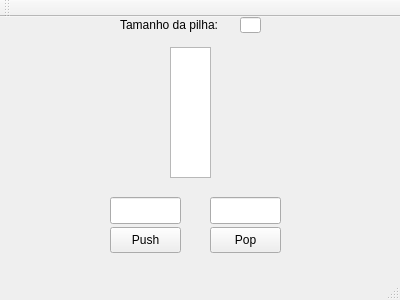
First picture: the form in mainwindow.ui, repository artcurty/GedQT, before the edit.
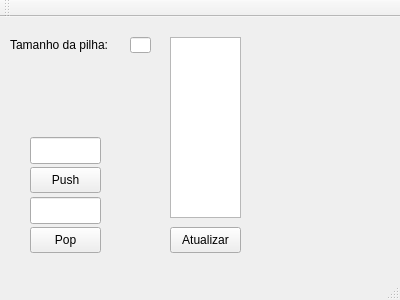
Second picture: the form after the edit.

```diff
--- a/mainwindow.ui
+++ b/mainwindow.ui
@@ -17,8 +17,8 @@
    <widget class="QPushButton" name="OK">
     <property name="geometry">
      <rect>
-      <x>110</x>
-      <y>210</y>
+      <x>30</x>
+      <y>150</y>
       <width>71</width>
       <height>26</height>
      </rect>
@@ -30,8 +30,8 @@
    <widget class="QLineEdit" name="entrada">
     <property name="geometry">
      <rect>
-      <x>110</x>
-      <y>180</y>
+      <x>30</x>
+      <y>120</y>
       <width>71</width>
       <height>27</height>
      </rect>
@@ -40,7 +40,7 @@
    <widget class="QPushButton" name="pushButton">
     <property name="geometry">
      <rect>
-      <x>210</x>
+      <x>30</x>
       <y>210</y>
       <width>71</width>
       <height>26</height>
@@ -53,7 +53,7 @@
    <widget class="QLineEdit" name="saidapop">
     <property name="geometry">
      <rect>
-      <x>210</x>
+      <x>30</x>
       <y>180</y>
       <width>71</width>
       <height>27</height>
@@ -63,8 +63,8 @@
    <widget class="QLabel" name="label">
     <property name="geometry">
      <rect>
-      <x>120</x>
-      <y>0</y>
+      <x>10</x>
+      <y>20</y>
       <width>111</width>
       <height>16</height>
      </rect>
@@ -77,22 +77,35 @@
     <property name="geometry">
      <rect>
       <x>170</x>
-      <y>30</y>
-      <width>41</width>
-      <height>131</height>
+      <y>20</y>
+      <width>71</width>
+      <height>181</height>
      </rect>
     </property>
    </widget>
    <widget class="QLineEdit" name="tamanho">
     <property name="geometry">
      <rect>
-      <x>240</x>
-      <y>0</y>
+      <x>130</x>
+      <y>20</y>
       <width>21</width>
       <height>16</height>
      </rect>
     </property>
    </widget>
+   <widget class="QPushButton" name="atualiza">
+    <property name="geometry">
+     <rect>
+      <x>170</x>
+      <y>210</y>
+      <width>71</width>
+      <height>26</height>
+     </rect>
+    </property>
+    <property name="text">
+     <string>Atualizar</string>
+    </property>
+   </widget>
   </widget>
   <widget class="QMenuBar" name="menuBar">
    <property name="geometry">
```
